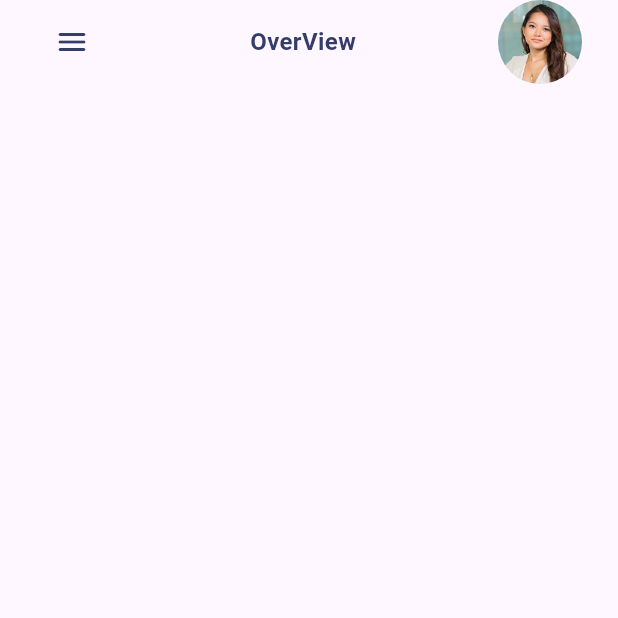
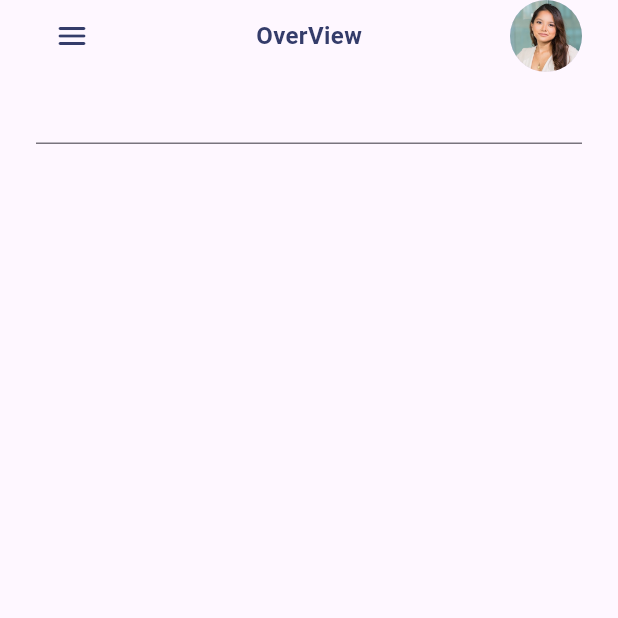
Before and after one commit to amr-khalid-saleh/bank_dash_app, a Flutter app: the screen it shows after launch, on a phone screen of 412 x 824 dp, the top half of it. Run offline on Flutter 3.47's test engine with Material 3 defaults, Android fonts, the phone set to English and light mode, and no system bars.

Commit message:
header part two

```diff
--- a/lib/features/dashboard/presentation/views/widgets/custom_app_bar.dart
+++ b/lib/features/dashboard/presentation/views/widgets/custom_app_bar.dart
@@ -10,9 +10,7 @@ class CustomAppBar extends StatelessWidget {
 
   @override
   Widget build(BuildContext context) {
-    return Column(
-      children: [
-        Row(
+    return Row(
       mainAxisAlignment: MainAxisAlignment.spaceBetween,
       children: [
         IconButton(
@@ -25,10 +23,8 @@ class CustomAppBar extends StatelessWidget {
         ),
         Text(pageName, style: TextManager.headingThree20SemiBold(context)),
         CircleAvatar(
-              radius: 28,
+          radius: 24,
           backgroundImage: AssetImage(ImageManager.person),
-            ),
-          ],
         ),
       ],
     );
--- /dev/null
+++ b/lib/features/dashboard/presentation/views/widgets/custom_header.dart
@@ -0,0 +1,19 @@
+import 'package:bank_dash_app/features/dashboard/presentation/views/widgets/custom_app_bar.dart';
+import 'package:bank_dash_app/features/dashboard/presentation/views/widgets/custom_search_text_field.dart';
+import 'package:flutter/material.dart';
+
+class CustomHeader extends StatelessWidget {
+  const CustomHeader({super.key, required this.pageName});
+
+  final String pageName;
+
+  @override
+  Widget build(BuildContext context) {
+    return Column(
+        children: [
+          CustomAppBar(pageName: pageName),
+          CustomSearchTextField(),
+        ]
+    );
+  }
+}
--- a/lib/features/dashboard/presentation/views/widgets/custom_text_field.dart
+++ b/lib/features/dashboard/presentation/views/widgets/custom_search_text_field.dart
@@ -1,7 +1,7 @@
 import 'package:flutter/material.dart';
 
-class CustomTextField extends StatelessWidget {
-  const CustomTextField({super.key});
+class CustomSearchTextField extends StatelessWidget {
+  const CustomSearchTextField({super.key});
 
   @override
   Widget build(BuildContext context) {
--- a/lib/features/dashboard/presentation/views/widgets/dashboard_view_body.dart
+++ b/lib/features/dashboard/presentation/views/widgets/dashboard_view_body.dart
@@ -1,4 +1,4 @@
-import 'package:bank_dash_app/features/dashboard/presentation/views/widgets/custom_app_bar.dart';
+import 'package:bank_dash_app/features/dashboard/presentation/views/widgets/custom_header.dart';
 import 'package:flutter/material.dart';
 
 class DashboardViewBody extends StatelessWidget {
@@ -10,7 +10,7 @@ class DashboardViewBody extends StatelessWidget {
       padding: const EdgeInsets.symmetric(horizontal: 24.0),
       child: Column(
           children: [
-            CustomAppBar(pageName: 'OverView')
+            CustomHeader(pageName: 'OverView')
           ]
       ),
     );
```
Lines whose indentation alone changed are shown as unchanged.
